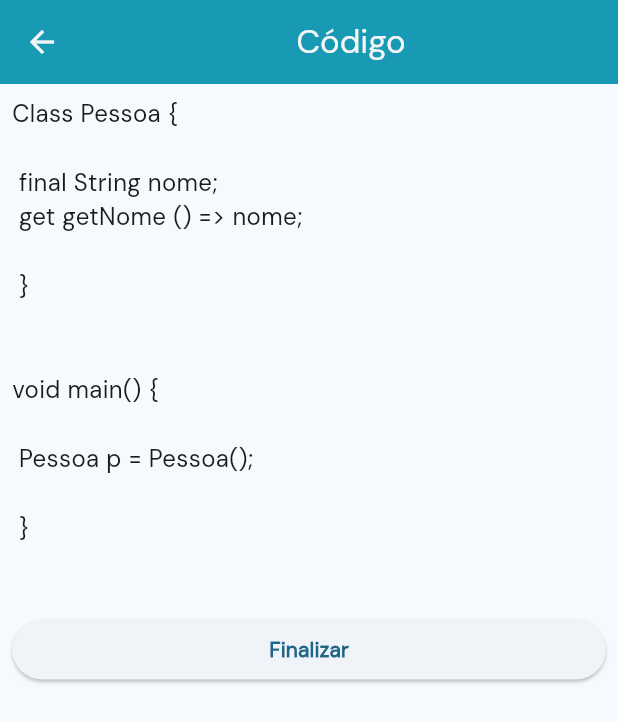
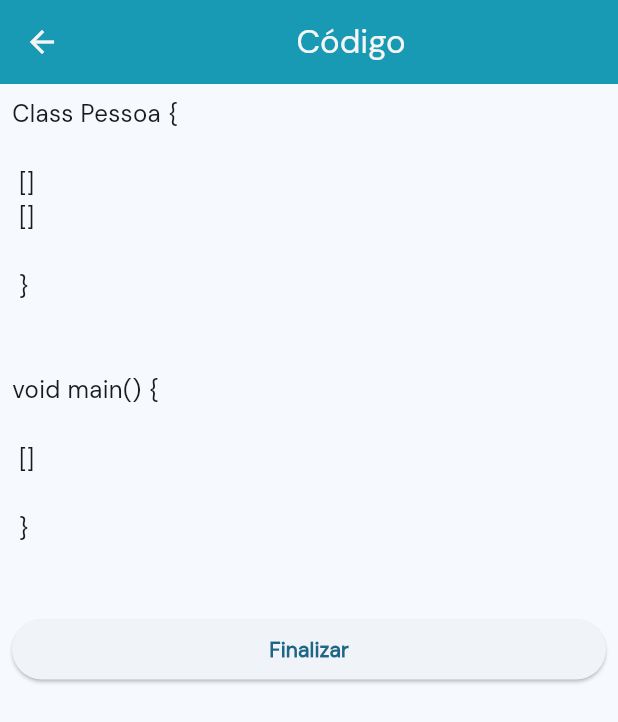
Before and after one commit to LeoneRSantos/Trabalho-pratico-LMC, a Flutter app: the TelaDoCodigo screen opened directly, on a phone screen of 412 x 824 dp. Shown: the top 722 px of the screen. Run offline on Flutter 3.47's test engine with Material 3 defaults, Android fonts, the phone set to English and light mode, and no system bars.

Commit message:
Adição do provider na TelaDoCodigo

```diff
--- a/lib/views/tela_do_codigo.dart
+++ b/lib/views/tela_do_codigo.dart
@@ -1,5 +1,7 @@
 import 'package:flutter/material.dart';
+import 'package:jogo_sobre_poo/provider/codigo_provider.dart';
 import 'package:jogo_sobre_poo/widgets/componente_textos.dart';
+import 'package:provider/provider.dart';
 
 class TelaDoCodigo extends StatefulWidget {
   const TelaDoCodigo({super.key});
@@ -9,8 +11,12 @@ class TelaDoCodigo extends StatefulWidget {
 }
 
 class _TelaDoCodigoState extends State<TelaDoCodigo> {
+
   @override
   Widget build(BuildContext context) {
+
+  final CodigoProvider codigos = Provider.of(context);
+
     return Scaffold(
       appBar: AppBar(
         backgroundColor: const Color(0xFF189AB4),
@@ -26,9 +32,9 @@ class _TelaDoCodigoState extends State<TelaDoCodigo> {
             children: [
               Textos(
                   texto:
-                      'Class Pessoa { \n\n final String nome; \n get getNome () => nome; \n\n } \n\n'),
+                      'Class Pessoa { \n\n ${codigos.code.getLista(0)} \n ${codigos.code.getLista(1)} \n\n } \n\n'),
               Textos(
-                  texto: 'void main() { \n\n Pessoa p = Pessoa(); \n\n } \n\n'),
+                  texto: 'void main() { \n\n ${codigos.code.getLista(2)} \n\n } \n\n'),
               ElevatedButton(
                 onPressed: () {
                   debugPrint('Finalizar');
```
